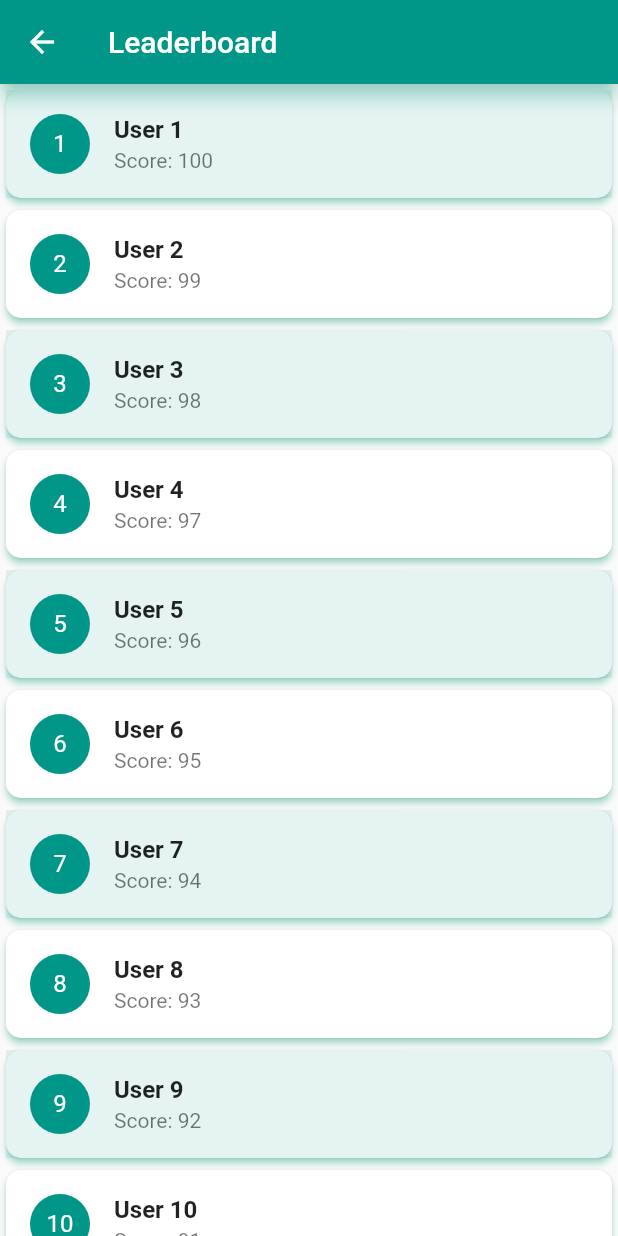
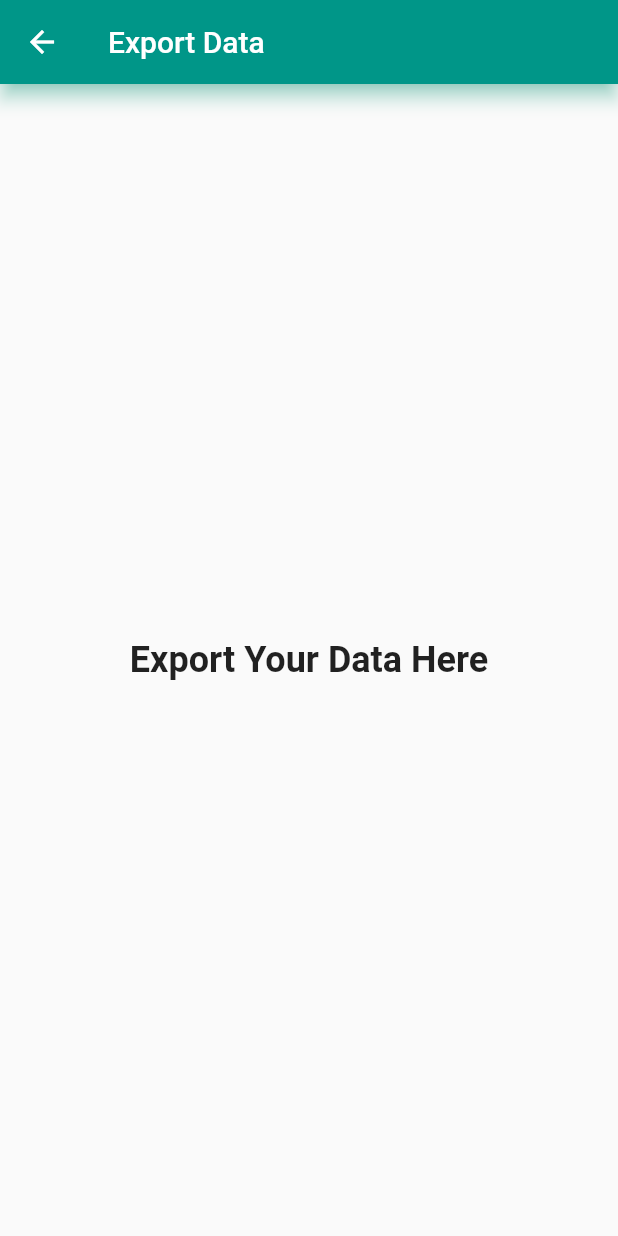
Before and after one commit to billyward3/wheelSave, a Flutter app: the screen it shows after launch, item 3 of the bottom bar chosen, on a phone screen of 412 x 824 dp. Run offline on Flutter 3.47's test engine with Material 2 defaults, Android fonts, the phone set to English and light mode, and no system bars; our stand-ins replace geolocator, sensors_plus.

```diff
--- /dev/null
+++ b/rate_ride/lib/pages/export.dart
@@ -0,0 +1,29 @@
+import 'package:flutter/material.dart';
+
+class ExportPage extends StatelessWidget {
+  const ExportPage({Key? key}) : super(key: key);
+
+  @override
+  Widget build(BuildContext context) {
+    return Scaffold(
+      appBar: AppBar(
+        title: const Text('Export Data'),
+        backgroundColor: Colors.teal, // Color consistent with the other pages
+        elevation: 5,
+        shadowColor: Colors.tealAccent,
+      ),
+      body: Center(
+        child: Column(
+          mainAxisAlignment: MainAxisAlignment.center,
+          children: [
+            Text(
+              'Export Your Data Here',
+              style: TextStyle(fontSize: 24, fontWeight: FontWeight.bold),
+            ),
+            // Add export functionality here
+          ],
+        ),
+      ),
+    );
+  }
+}
--- a/rate_ride/lib/pages/homePage.dart
+++ b/rate_ride/lib/pages/homePage.dart
@@ -1,7 +1,7 @@
 import 'dart:async';
 import 'package:flutter/material.dart';
 import 'package:geolocator/geolocator.dart';
-import 'package:rate_ride/pages/leaderboard.dart';
+import 'package:rate_ride/pages/export.dart'; // Import your ExportPage here
 import 'package:sensors_plus/sensors_plus.dart';
 import 'tripHistory.dart';
 
@@ -207,18 +207,6 @@ class _MyHomePageState extends State<MyHomePage> {
   }
 
   @override
-  void initState() {
-    super.initState();
-  }
-
-  @override
-  void dispose() {
-    timer?.cancel();
-    safetyScoreStream.close();
-    super.dispose();
-  }
-
-  @override
   Widget build(BuildContext context) {
     return Scaffold(
       drawer: const Drawer(),
@@ -264,7 +252,8 @@ class _MyHomePageState extends State<MyHomePage> {
           BottomNavigationBarItem(icon: Icon(Icons.home), label: 'Home'),
           BottomNavigationBarItem(icon: Icon(Icons.drive_eta), label: 'Trips'),
           BottomNavigationBarItem(
-              icon: Icon(Icons.trending_up), label: 'Leaderboard'),
+              icon: Icon(Icons.trending_up),
+              label: 'Export'), // Change 'Leaderboard' to 'Export'
         ],
         onTap: (index) {
           if (index == 1) {
@@ -276,7 +265,8 @@ class _MyHomePageState extends State<MyHomePage> {
           if (index == 2) {
             Navigator.push(
               context,
-              MaterialPageRoute(builder: (context) => LeaderboardPage()),
+              MaterialPageRoute(
+                  builder: (context) => ExportPage()), // Change to ExportPage
             );
           }
         },
--- a/rate_ride/lib/pages/leaderboard.dart
+++ /dev/null
@@ -1,51 +0,0 @@
-import 'package:flutter/material.dart';
-
-class LeaderboardPage extends StatelessWidget {
-  const LeaderboardPage({super.key});
-
-  @override
-  Widget build(BuildContext context) {
-    return Scaffold(
-      appBar: AppBar(
-        title: const Text('Leaderboard'),
-        backgroundColor: Colors.teal, // Color consistent with the other pages
-        elevation: 5,
-        shadowColor: Colors.tealAccent,
-      ),
-      body: ListView.builder(
-        itemCount: 10, // Replace with the length of your leaderboard data
-        itemBuilder: (context, index) {
-          return Card(
-            // Wrapping ListTile with Card for a neat UI
-            elevation: 2,
-            shadowColor: Colors.tealAccent,
-            shape: RoundedRectangleBorder(
-              borderRadius: BorderRadius.circular(10.0),
-            ),
-            child: ListTile(
-              leading: CircleAvatar(
-                // Adding an icon for a better UI
-                backgroundColor: Colors.teal,
-                child: Text(
-                  '${index + 1}',
-                  style: const TextStyle(color: Colors.white),
-                ),
-              ),
-              title: Text(
-                'User ${index + 1}', // Replace with user names or data
-                style: const TextStyle(fontWeight: FontWeight.bold),
-              ),
-              subtitle: Text(
-                'Score: ${100 - index}', // Replace with user scores or data
-              ),
-              tileColor: index % 2 == 0
-                  ? Colors.teal.withOpacity(
-                      0.1) // Alternating colors for better differentiation
-                  : Colors.transparent,
-            ),
-          );
-        },
-      ),
-    );
-  }
-}
```
Also changed, not shown: rate_ride/lib/pages/tripHistory.dart (+3 -8 lines), rate_ride/lib/pages/profile.dart (deleted), rate_ride/lib/pages/settings.dart (deleted), 1 other file.
